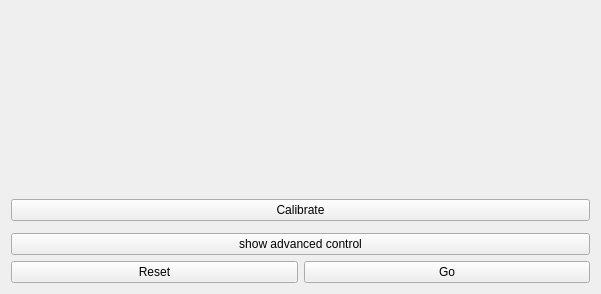
Old version of the form filters/filtersGui/filtersGui.ui in the repository MatthewJCameron/imbl.
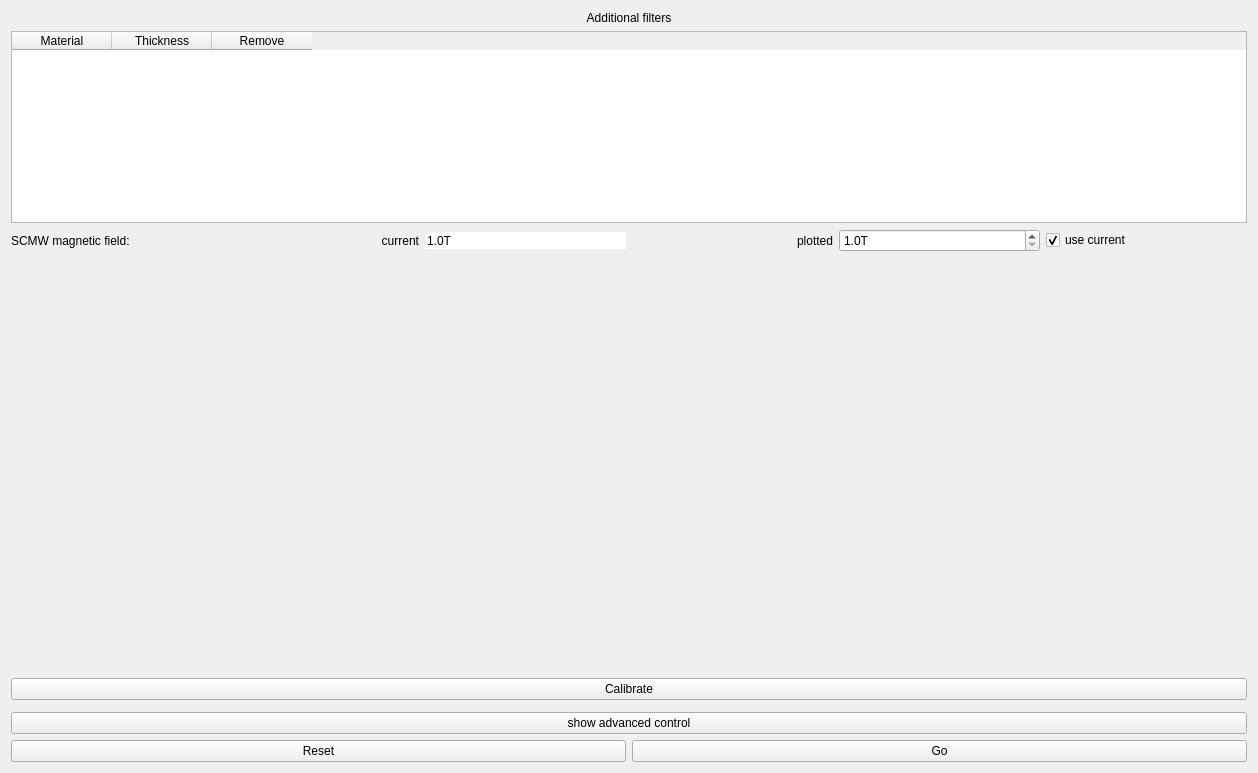
New version of the form. Custom widgets are drawn as their Qt base class.

Commit message: modified:   filters/filtersBase/filters.cpp 	modified:   filters/filtersBase/filters.h 	modified:   filters/filtersGui/SCMW.energy.dat 	new file:   filters/filtersGui/customFilters.ui 	modified:   filters/filtersGui/filtersGui.cpp 	modified:   filters/filtersGui/filtersGui.h 	modified:   filters/filtersGui/filtersGui.pro 	modified:   filters/filtersGui/filtersGui.ui 	modified:   qimbl/qimbl.cpp 	modified:   qimbl/qimbl.ui

What changed in the file:
```diff
--- a/filters/filtersGui/filtersGui.ui
+++ b/filters/filtersGui/filtersGui.ui
@@ -6,8 +6,8 @@
    <rect>
     <x>0</x>
     <y>0</y>
-    <width>601</width>
-    <height>294</height>
+    <width>1258</width>
+    <height>773</height>
    </rect>
   </property>
   <property name="windowTitle">
@@ -15,7 +15,153 @@
   </property>
   <layout class="QVBoxLayout" name="verticalLayout">
    <item>
-    <layout class="QHBoxLayout" name="paddles_layout"/>
+    <layout class="QHBoxLayout" name="horizontalLayout_3" stretch="0,1">
+     <item>
+      <layout class="QVBoxLayout" name="verticalLayout_2">
+       <item>
+        <widget class="QLabel" name="label_3">
+         <property name="sizePolicy">
+          <sizepolicy hsizetype="Minimum" vsizetype="Preferred">
+           <horstretch>0</horstretch>
+           <verstretch>0</verstretch>
+          </sizepolicy>
+         </property>
+         <property name="text">
+          <string>Additional filters</string>
+         </property>
+         <property name="alignment">
+          <set>Qt::AlignCenter</set>
+         </property>
+        </widget>
+       </item>
+       <item>
+        <widget class="QTableWidget" name="additionalFilters">
+         <property name="sizePolicy">
+          <sizepolicy hsizetype="Minimum" vsizetype="Expanding">
+           <horstretch>0</horstretch>
+           <verstretch>0</verstretch>
+          </sizepolicy>
+         </property>
+         <property name="horizontalScrollBarPolicy">
+          <enum>Qt::ScrollBarAlwaysOff</enum>
+         </property>
+         <property name="alternatingRowColors">
+          <bool>true</bool>
+         </property>
+         <attribute name="verticalHeaderVisible">
+          <bool>false</bool>
+         </attribute>
+         <attribute name="verticalHeaderVisible">
+          <bool>false</bool>
+         </attribute>
+         <column>
+          <property name="text">
+           <string>Material</string>
+          </property>
+         </column>
+         <column>
+          <property name="text">
+           <string>Thickness</string>
+          </property>
+         </column>
+         <column>
+          <property name="text">
+           <string>Remove</string>
+          </property>
+         </column>
+        </widget>
+       </item>
+      </layout>
+     </item>
+     <item>
+      <layout class="QHBoxLayout" name="paddles_layout"/>
+     </item>
+    </layout>
+   </item>
+   <item>
+    <layout class="QHBoxLayout" name="horizontalLayout_2">
+     <item>
+      <widget class="QLabel" name="label">
+       <property name="text">
+        <string>SCMW magnetic field:</string>
+       </property>
+      </widget>
+     </item>
+     <item>
+      <widget class="QLabel" name="label_2">
+       <property name="text">
+        <string>current</string>
+       </property>
+       <property name="alignment">
+        <set>Qt::AlignRight|Qt::AlignTrailing|Qt::AlignVCenter</set>
+       </property>
+      </widget>
+     </item>
+     <item>
+      <widget class="QDoubleSpinBox" name="fldCur">
+       <property name="frame">
+        <bool>false</bool>
+       </property>
+       <property name="readOnly">
+        <bool>true</bool>
+       </property>
+       <property name="buttonSymbols">
+        <enum>QAbstractSpinBox::NoButtons</enum>
+       </property>
+       <property name="suffix">
+        <string>T</string>
+       </property>
+       <property name="decimals">
+        <number>1</number>
+       </property>
+       <property name="minimum">
+        <double>1.000000000000000</double>
+       </property>
+       <property name="maximum">
+        <double>4.500000000000000</double>
+       </property>
+      </widget>
+     </item>
+     <item>
+      <widget class="QLabel" name="label_4">
+       <property name="text">
+        <string>plotted</string>
+       </property>
+       <property name="alignment">
+        <set>Qt::AlignRight|Qt::AlignTrailing|Qt::AlignVCenter</set>
+       </property>
+      </widget>
+     </item>
+     <item>
+      <widget class="QDoubleSpinBox" name="fldPlot">
+       <property name="suffix">
+        <string>T</string>
+       </property>
+       <property name="decimals">
+        <number>1</number>
+       </property>
+       <property name="minimum">
+        <double>1.000000000000000</double>
+       </property>
+       <property name="maximum">
+        <double>4.500000000000000</double>
+       </property>
+       <property name="singleStep">
+        <double>0.100000000000000</double>
+       </property>
+      </widget>
+     </item>
+     <item>
+      <widget class="QCheckBox" name="fldLock">
+       <property name="text">
+        <string>use current</string>
+       </property>
+       <property name="checked">
+        <bool>true</bool>
+       </property>
+      </widget>
+     </item>
+    </layout>
    </item>
    <item>
     <widget class="QwtPlot" name="SpectrumPlot">
```
The commit also changes 9 other files.
